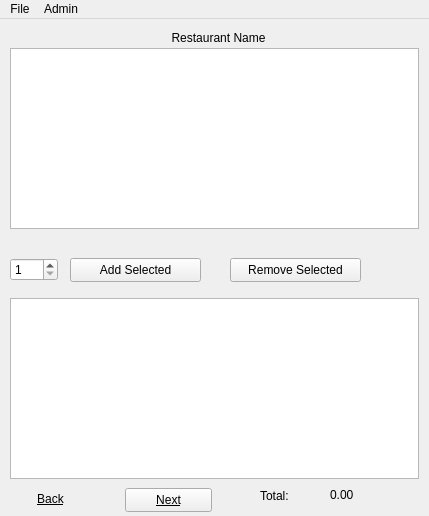
dank-devz/effective-octo-meme, file src/form/mainwindow.ui: the form before one commit.
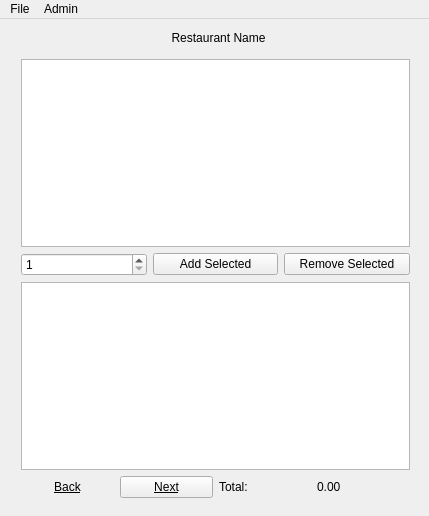
The form after the commit. The open tabs and pages were chosen to show the change.

Commit message: make it so when adding items to the cart and planning a trip, only show that restaurants total. we can display a grand total at the end using a Database method GetCartTotal

What changed in the file:
```diff
--- a/src/form/mainwindow.ui
+++ b/src/form/mainwindow.ui
@@ -563,15 +563,34 @@
      </widget>
     </widget>
     <widget class="QWidget" name="page_cartItems">
-     <widget class="QTableView" name="cartItems_tableView_items">
+     <widget class="QLabel" name="cartItems_label_restaurant_name">
+      <property name="geometry">
+       <rect>
+        <x>58</x>
+        <y>10</y>
+        <width>321</width>
+        <height>20</height>
+       </rect>
+      </property>
+      <property name="text">
+       <string>Restaurant Name</string>
+      </property>
+      <property name="alignment">
+       <set>Qt::AlignCenter</set>
+      </property>
+     </widget>
+     <widget class="QWidget" name="verticalLayoutWidget">
       <property name="geometry">
        <rect>
         <x>10</x>
         <y>30</y>
-        <width>409</width>
-        <height>181</height>
+        <width>411</width>
+        <height>461</height>
        </rect>
       </property>
+      <layout class="QVBoxLayout" name="verticalLayout_5">
+       <item>
+        <widget class="QTableView" name="cartItems_tableView_items">
       <property name="sizeAdjustPolicy">
        <enum>QAbstractScrollArea::AdjustIgnored</enum>
       </property>
@@ -594,67 +613,43 @@
        <bool>true</bool>
       </attribute>
      </widget>
-     <widget class="QTableView" name="cartItems_tableView_reciept">
-      <property name="geometry">
-       <rect>
-        <x>10</x>
-        <y>280</y>
-        <width>409</width>
-        <height>181</height>
-       </rect>
-      </property>
-      <property name="alternatingRowColors">
-       <bool>true</bool>
-      </property>
-     </widget>
+       </item>
+       <item>
+        <layout class="QHBoxLayout" name="horizontalLayout_3">
+         <item>
+          <widget class="QSpinBox" name="cartItems_spinBox_quantity">
+           <property name="minimum">
+            <number>1</number>
+           </property>
+          </widget>
+         </item>
+         <item>
      <widget class="QPushButton" name="cartItems_addSelected">
-      <property name="geometry">
-       <rect>
-        <x>70</x>
-        <y>240</y>
-        <width>131</width>
-        <height>24</height>
-       </rect>
-      </property>
       <property name="text">
        <string>Add Selected</string>
       </property>
      </widget>
+         </item>
+         <item>
      <widget class="QPushButton" name="cartItems_removeSelected">
-      <property name="geometry">
-       <rect>
-        <x>230</x>
-        <y>240</y>
-        <width>131</width>
-        <height>24</height>
-       </rect>
-      </property>
       <property name="text">
        <string>Remove Selected</string>
       </property>
      </widget>
-     <widget class="QSpinBox" name="cartItems_spinBox_quantity">
-      <property name="geometry">
-       <rect>
-        <x>10</x>
-        <y>240</y>
-        <width>48</width>
-        <height>23</height>
-       </rect>
-      </property>
-      <property name="minimum">
-       <number>1</number>
-      </property>
-     </widget>
+         </item>
+        </layout>
+       </item>
+       <item>
+        <widget class="QTableView" name="cartItems_tableView_reciept">
+         <property name="alternatingRowColors">
+          <bool>true</bool>
+         </property>
+        </widget>
+       </item>
+       <item>
+        <layout class="QHBoxLayout" name="horizontalLayout_4">
+         <item>
      <widget class="QPushButton" name="cartItems_pushButton_Back">
-      <property name="geometry">
-       <rect>
-        <x>10</x>
-        <y>470</y>
-        <width>81</width>
-        <height>22</height>
-       </rect>
-      </property>
       <property name="font">
        <font>
         <underline>true</underline>
@@ -667,57 +662,9 @@
        <bool>true</bool>
       </property>
      </widget>
-     <widget class="QLabel" name="cartItems_label_totalValue">
-      <property name="geometry">
-       <rect>
-        <x>330</x>
-        <y>470</y>
-        <width>59</width>
-        <height>14</height>
-       </rect>
-      </property>
-      <property name="text">
-       <string>0.00</string>
-      </property>
-     </widget>
-     <widget class="QLabel" name="cartItems_label_total">
-      <property name="geometry">
-       <rect>
-        <x>260</x>
-        <y>470</y>
-        <width>71</width>
-        <height>16</height>
-       </rect>
-      </property>
-      <property name="text">
-       <string>Total:</string>
-      </property>
-     </widget>
-     <widget class="QLabel" name="cartItems_label_restaurant_name">
-      <property name="geometry">
-       <rect>
-        <x>58</x>
-        <y>10</y>
-        <width>321</width>
-        <height>20</height>
-       </rect>
-      </property>
-      <property name="text">
-       <string>Restaurant Name</string>
-      </property>
-      <property name="alignment">
-       <set>Qt::AlignCenter</set>
-      </property>
-     </widget>
+         </item>
+         <item>
      <widget class="QPushButton" name="cartItems_pushButton_next">
-      <property name="geometry">
-       <rect>
-        <x>125</x>
-        <y>470</y>
-        <width>87</width>
-        <height>24</height>
-       </rect>
-      </property>
       <property name="font">
        <font>
         <underline>true</underline>
@@ -726,6 +673,25 @@
       <property name="text">
        <string>Next</string>
       </property>
+          </widget>
+         </item>
+         <item>
+          <widget class="QLabel" name="cartItems_label_total">
+           <property name="text">
+            <string>Total:</string>
+           </property>
+          </widget>
+         </item>
+         <item>
+          <widget class="QLabel" name="cartItems_label_totalValue">
+           <property name="text">
+            <string>0.00</string>
+           </property>
+          </widget>
+         </item>
+        </layout>
+       </item>
+      </layout>
      </widget>
     </widget>
     <widget class="QWidget" name="page_tripSummary">
```
Left out of the diff: 2 changed lines with no effect on the pictures. Lines whose indentation alone changed are shown as unchanged. The commit also changes 2 other files.
